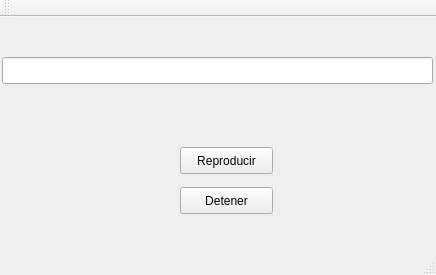
First picture: the form in Qtreproductor/mainwindow.ui, repository cesaravila22/embebidosTEC, before the edit.
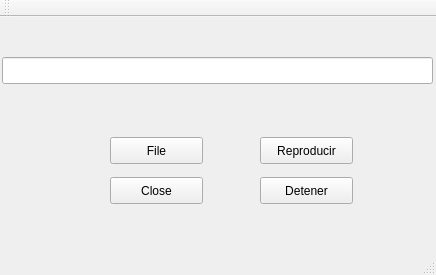
Second picture: the form after the edit.

Patch:
```diff
--- a/Qtreproductor/mainwindow.ui
+++ b/Qtreproductor/mainwindow.ui
@@ -27,8 +27,8 @@
    <widget class="QPushButton" name="pushButton">
     <property name="geometry">
      <rect>
-      <x>180</x>
-      <y>130</y>
+      <x>260</x>
+      <y>120</y>
       <width>93</width>
       <height>27</height>
      </rect>
@@ -40,8 +40,8 @@
    <widget class="QPushButton" name="pushButton_2">
     <property name="geometry">
      <rect>
-      <x>180</x>
-      <y>170</y>
+      <x>260</x>
+      <y>160</y>
       <width>93</width>
       <height>27</height>
      </rect>
@@ -50,6 +50,32 @@
      <string>Detener</string>
     </property>
    </widget>
+   <widget class="QPushButton" name="pushButton_3">
+    <property name="geometry">
+     <rect>
+      <x>110</x>
+      <y>160</y>
+      <width>93</width>
+      <height>27</height>
+     </rect>
+    </property>
+    <property name="text">
+     <string>Close</string>
+    </property>
+   </widget>
+   <widget class="QPushButton" name="pushButton_4">
+    <property name="geometry">
+     <rect>
+      <x>110</x>
+      <y>120</y>
+      <width>93</width>
+      <height>27</height>
+     </rect>
+    </property>
+    <property name="text">
+     <string>File</string>
+    </property>
+   </widget>
   </widget>
   <widget class="QMenuBar" name="menuBar">
    <property name="geometry">
```
